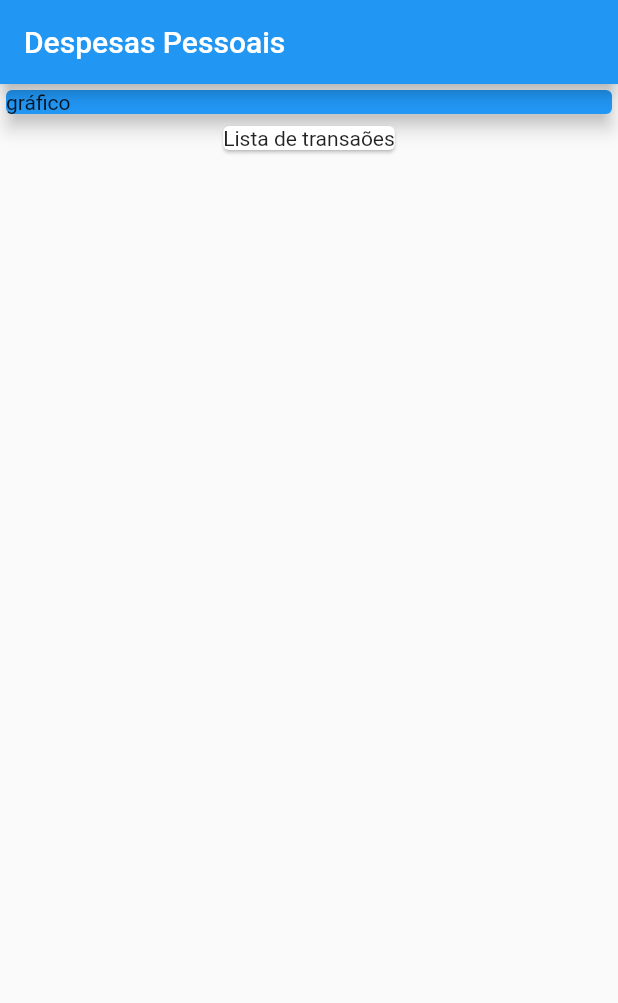
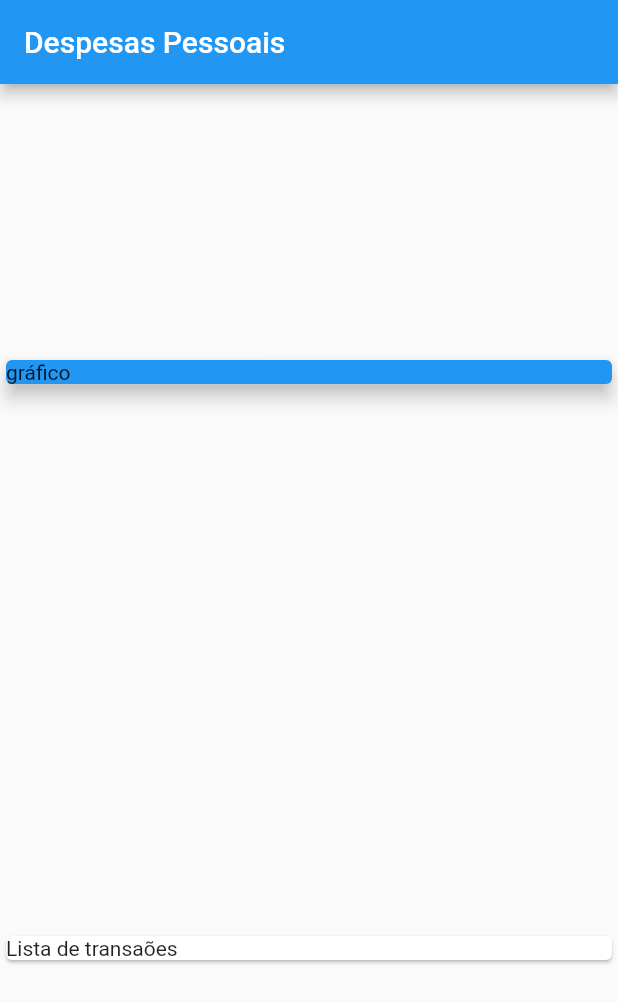
Before and after one commit to italosilva07/Udemy-Flutter-Cod3rCursosOnline-App_Despesas_Pessoais, a Flutter app: the screen it shows after launch, on a phone screen of 412 x 824 dp. Shown: the top 1003 px of the screen. Run offline on Flutter 3.47's test engine with Material 2 defaults, Android fonts, the phone set to English and light mode, and no system bars.

```diff
--- a/lib/main.dart
+++ b/lib/main.dart
@@ -1,3 +1,4 @@
+import 'models/transaction.dart';
 import 'package:flutter/material.dart';
 
 void main() => runApp(ExpensesApp());
@@ -12,6 +13,21 @@ class ExpensesApp extends StatelessWidget {
 }
 
 class MyHomePage extends StatelessWidget {
+  final _transactions = [
+    Transaction(
+      id: "t1",
+      title: "tênis novo",
+      value: 300.00,
+      date: DateTime.now(),
+    ),
+    Transaction(
+      id: "t2",
+      title: "Conta de luz",
+      value: 211.30,
+      date: DateTime.now(),
+    ),
+  ];
+
   @override
   Widget build(BuildContext context) {
     return Scaffold(
@@ -19,9 +35,10 @@ class MyHomePage extends StatelessWidget {
         title: Text("Despesas Pessoais"),
       ),
       body: Column(
+        mainAxisAlignment: MainAxisAlignment.spaceAround,
+        crossAxisAlignment: CrossAxisAlignment.stretch,
         children: <Widget>[
           Container(
-            width: double.infinity,
             child: Card(
               color: Colors.blue,
               child: Text("gráfico"),
--- /dev/null
+++ b/lib/models/transaction.dart
@@ -0,0 +1,15 @@
+import 'package:flutter/foundation.dart';
+
+class Transaction {
+  final String id;
+  final String title;
+  final double value;
+  final DateTime date;
+
+  Transaction({
+    @required this.id,
+    @required this.title,
+    @required this.value,
+    @required this.date,
+  });
+}
```
